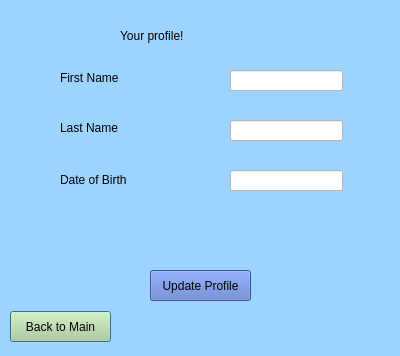
Old version of the form YourProfile.ui in the repository ban2224/capstone_motor.
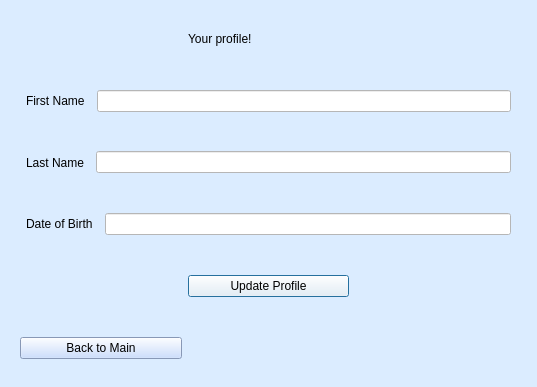
New version of the form.

The edit to the form file:
```diff
--- a/YourProfile.ui
+++ b/YourProfile.ui
@@ -6,146 +6,175 @@
    <rect>
     <x>0</x>
     <y>0</y>
-    <width>400</width>
-    <height>356</height>
+    <width>537</width>
+    <height>387</height>
    </rect>
   </property>
   <property name="windowTitle">
    <string>Dialog</string>
   </property>
   <property name="styleSheet">
-   <string notr="true">background:rgb(156, 211, 255)
+   <string notr="true">background:rgb(219, 236, 255)
 </string>
   </property>
-  <widget class="QLabel" name="label">
-   <property name="geometry">
-    <rect>
-     <x>120</x>
-     <y>20</y>
-     <width>161</width>
-     <height>31</height>
-    </rect>
-   </property>
-   <property name="styleSheet">
-    <string notr="true">font: 700 italic 23pt &quot;Georgia&quot;;</string>
-   </property>
-   <property name="text">
-    <string>Your profile!</string>
-   </property>
-  </widget>
-  <widget class="QPushButton" name="bmain1">
-   <property name="geometry">
-    <rect>
-     <x>10</x>
-     <y>311</y>
-     <width>101</width>
-     <height>31</height>
-    </rect>
-   </property>
-   <property name="styleSheet">
-    <string notr="true">background:rgb(184, 210, 146)</string>
-   </property>
-   <property name="text">
-    <string>Back to Main</string>
-   </property>
-  </widget>
-  <widget class="QPushButton" name="bmain1_2">
-   <property name="geometry">
-    <rect>
-     <x>150</x>
-     <y>270</y>
-     <width>101</width>
-     <height>31</height>
-    </rect>
-   </property>
-   <property name="styleSheet">
-    <string notr="true">background: rgb(84, 116, 197)</string>
-   </property>
-   <property name="text">
-    <string>Update Profile</string>
-   </property>
-  </widget>
-  <widget class="QLineEdit" name="lineEdit_3">
-   <property name="geometry">
-    <rect>
-     <x>230</x>
-     <y>70</y>
-     <width>113</width>
-     <height>21</height>
-    </rect>
-   </property>
-   <property name="styleSheet">
-    <string notr="true">background: white
+  <layout class="QVBoxLayout" name="verticalLayout">
+   <item>
+    <widget class="QWidget" name="widget" native="true">
+     <layout class="QHBoxLayout" name="horizontalLayout">
+      <item>
+       <widget class="QWidget" name="widget_2" native="true"/>
+      </item>
+      <item>
+       <widget class="QLabel" name="label">
+        <property name="styleSheet">
+         <string notr="true">font: 700 italic 23pt &quot;Georgia&quot;;</string>
+        </property>
+        <property name="text">
+         <string>Your profile!</string>
+        </property>
+       </widget>
+      </item>
+      <item>
+       <widget class="QWidget" name="widget_3" native="true"/>
+      </item>
+     </layout>
+    </widget>
+   </item>
+   <item>
+    <widget class="QWidget" name="widget_4" native="true">
+     <layout class="QHBoxLayout" name="horizontalLayout_2">
+      <item>
+       <widget class="QWidget" name="widget_5" native="true"/>
+      </item>
+      <item>
+       <widget class="QLabel" name="label_2">
+        <property name="text">
+         <string>First Name</string>
+        </property>
+       </widget>
+      </item>
+      <item>
+       <widget class="QWidget" name="widget_6" native="true"/>
+      </item>
+      <item>
+       <widget class="QLineEdit" name="firstname">
+        <property name="styleSheet">
+         <string notr="true">background: white
 </string>
-   </property>
-  </widget>
-  <widget class="QLineEdit" name="lineEdit_4">
-   <property name="geometry">
-    <rect>
-     <x>230</x>
-     <y>170</y>
-     <width>113</width>
-     <height>21</height>
-    </rect>
-   </property>
-   <property name="styleSheet">
-    <string notr="true">background: white
+        </property>
+       </widget>
+      </item>
+      <item>
+       <widget class="QWidget" name="widget_7" native="true"/>
+      </item>
+     </layout>
+    </widget>
+   </item>
+   <item>
+    <widget class="QWidget" name="widget_8" native="true">
+     <layout class="QHBoxLayout" name="horizontalLayout_3">
+      <item>
+       <widget class="QWidget" name="widget_9" native="true"/>
+      </item>
+      <item>
+       <widget class="QLabel" name="label_3">
+        <property name="text">
+         <string>Last Name</string>
+        </property>
+       </widget>
+      </item>
+      <item>
+       <widget class="QWidget" name="widget_10" native="true"/>
+      </item>
+      <item>
+       <widget class="QLineEdit" name="lastname">
+        <property name="styleSheet">
+         <string notr="true">background: white
 </string>
-   </property>
-  </widget>
-  <widget class="QLineEdit" name="lineEdit_5">
-   <property name="geometry">
-    <rect>
-     <x>230</x>
-     <y>120</y>
-     <width>113</width>
-     <height>21</height>
-    </rect>
-   </property>
-   <property name="styleSheet">
-    <string notr="true">background: white
+        </property>
+       </widget>
+      </item>
+      <item>
+       <widget class="QWidget" name="widget_11" native="true"/>
+      </item>
+     </layout>
+    </widget>
+   </item>
+   <item>
+    <widget class="QWidget" name="widget_12" native="true">
+     <layout class="QHBoxLayout" name="horizontalLayout_4">
+      <item>
+       <widget class="QWidget" name="widget_13" native="true"/>
+      </item>
+      <item>
+       <widget class="QLabel" name="label_4">
+        <property name="text">
+         <string>Date of Birth</string>
+        </property>
+       </widget>
+      </item>
+      <item>
+       <widget class="QWidget" name="widget_14" native="true"/>
+      </item>
+      <item>
+       <widget class="QLineEdit" name="DOB">
+        <property name="styleSheet">
+         <string notr="true">background: white
 </string>
-   </property>
-  </widget>
-  <widget class="QLabel" name="label_2">
-   <property name="geometry">
-    <rect>
-     <x>60</x>
-     <y>70</y>
-     <width>81</width>
-     <height>16</height>
-    </rect>
-   </property>
-   <property name="text">
-    <string>First Name</string>
-   </property>
-  </widget>
-  <widget class="QLabel" name="label_3">
-   <property name="geometry">
-    <rect>
-     <x>60</x>
-     <y>120</y>
-     <width>81</width>
-     <height>16</height>
-    </rect>
-   </property>
-   <property name="text">
-    <string>Last Name</string>
-   </property>
-  </widget>
-  <widget class="QLabel" name="label_4">
-   <property name="geometry">
-    <rect>
-     <x>60</x>
-     <y>170</y>
-     <width>91</width>
-     <height>20</height>
-    </rect>
-   </property>
-   <property name="text">
-    <string>Date of Birth</string>
-   </property>
-  </widget>
+        </property>
+       </widget>
+      </item>
+      <item>
+       <widget class="QWidget" name="widget_15" native="true"/>
+      </item>
+     </layout>
+    </widget>
+   </item>
+   <item>
+    <widget class="QWidget" name="widget_16" native="true">
+     <layout class="QHBoxLayout" name="horizontalLayout_5">
+      <item>
+       <widget class="QWidget" name="widget_17" native="true"/>
+      </item>
+      <item>
+       <widget class="QPushButton" name="bmain1_2">
+        <property name="styleSheet">
+         <string notr="true">background:rgb(248, 251, 255)</string>
+        </property>
+        <property name="text">
+         <string>Update Profile</string>
+        </property>
+       </widget>
+      </item>
+      <item>
+       <widget class="QWidget" name="widget_18" native="true"/>
+      </item>
+     </layout>
+    </widget>
+   </item>
+   <item>
+    <widget class="QWidget" name="widget_19" native="true">
+     <layout class="QHBoxLayout" name="horizontalLayout_6">
+      <item>
+       <widget class="QPushButton" name="bmain1">
+        <property name="styleSheet">
+         <string notr="true">background-color:rgb(190, 213, 255)</string>
+        </property>
+        <property name="text">
+         <string>Back to Main</string>
+        </property>
+       </widget>
+      </item>
+      <item>
+       <widget class="QWidget" name="widget_20" native="true"/>
+      </item>
+      <item>
+       <widget class="QWidget" name="widget_21" native="true"/>
+      </item>
+     </layout>
+    </widget>
+   </item>
+  </layout>
  </widget>
  <resources/>
  <connections/>
```
